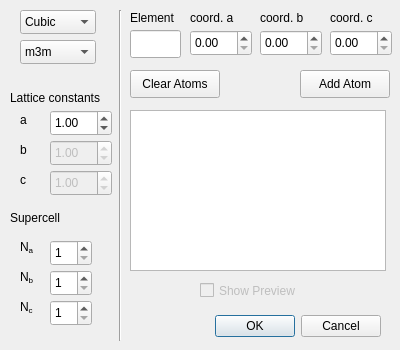
Qt form src/molara/Gui/crystalstructure_dialog.ui (Molara-Lab/Molara) before a commit.
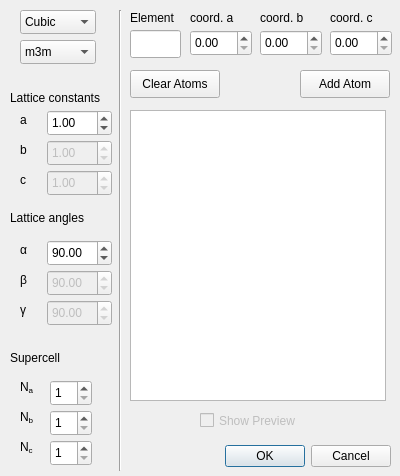
The same form after that commit.

Commit message: Add inputs for lattice angles to Gui

The edit to the form file:
```diff
--- a/src/molara/Gui/crystalstructure_dialog.ui
+++ b/src/molara/Gui/crystalstructure_dialog.ui
@@ -7,7 +7,7 @@
     <x>0</x>
     <y>0</y>
     <width>400</width>
-    <height>350</height>
+    <height>476</height>
    </rect>
   </property>
   <property name="windowTitle">
@@ -16,8 +16,8 @@
   <widget class="QDialogButtonBox" name="buttonBox">
    <property name="geometry">
     <rect>
-     <x>40</x>
-     <y>310</y>
+     <x>50</x>
+     <y>440</y>
      <width>341</width>
      <height>32</height>
     </rect>
@@ -49,7 +49,7 @@
    <property name="geometry">
     <rect>
      <x>200</x>
-     <y>280</y>
+     <y>410</y>
      <width>131</width>
      <height>21</height>
     </rect>
@@ -64,7 +64,7 @@
      <x>110</x>
      <y>10</y>
      <width>20</width>
-     <height>331</height>
+     <height>461</height>
     </rect>
    </property>
    <property name="orientation">
@@ -130,9 +130,9 @@
   <widget class="QDoubleSpinBox" name="inputLatConst_a">
    <property name="geometry">
     <rect>
-     <x>50</x>
+     <x>47</x>
      <y>110</y>
-     <width>62</width>
+     <width>65</width>
      <height>26</height>
     </rect>
    </property>
@@ -152,9 +152,9 @@
    </property>
    <property name="geometry">
     <rect>
-     <x>50</x>
+     <x>47</x>
      <y>140</y>
-     <width>62</width>
+     <width>65</width>
      <height>26</height>
     </rect>
    </property>
@@ -174,9 +174,9 @@
    </property>
    <property name="geometry">
     <rect>
-     <x>50</x>
+     <x>47</x>
      <y>170</y>
-     <width>62</width>
+     <width>65</width>
      <height>26</height>
     </rect>
    </property>
@@ -359,7 +359,7 @@
    <property name="geometry">
     <rect>
      <x>50</x>
-     <y>240</y>
+     <y>380</y>
      <width>42</width>
      <height>26</height>
     </rect>
@@ -372,7 +372,7 @@
    <property name="geometry">
     <rect>
      <x>50</x>
-     <y>270</y>
+     <y>410</y>
      <width>42</width>
      <height>26</height>
     </rect>
@@ -385,7 +385,7 @@
    <property name="geometry">
     <rect>
      <x>50</x>
-     <y>300</y>
+     <y>440</y>
      <width>42</width>
      <height>26</height>
     </rect>
@@ -398,7 +398,7 @@
    <property name="geometry">
     <rect>
      <x>10</x>
-     <y>210</y>
+     <y>350</y>
      <width>101</width>
      <height>16</height>
     </rect>
@@ -411,7 +411,7 @@
    <property name="geometry">
     <rect>
      <x>20</x>
-     <y>240</y>
+     <y>380</y>
      <width>16</width>
      <height>20</height>
     </rect>
@@ -424,7 +424,7 @@
    <property name="geometry">
     <rect>
      <x>20</x>
-     <y>270</y>
+     <y>410</y>
      <width>16</width>
      <height>20</height>
     </rect>
@@ -437,7 +437,7 @@
    <property name="geometry">
     <rect>
      <x>20</x>
-     <y>300</y>
+     <y>440</y>
      <width>16</width>
      <height>20</height>
     </rect>
@@ -452,7 +452,7 @@
      <x>130</x>
      <y>110</y>
      <width>256</width>
-     <height>161</height>
+     <height>291</height>
     </rect>
    </property>
    <attribute name="horizontalHeaderCascadingSectionResizes">
@@ -481,6 +481,130 @@
     <string>Clear Atoms</string>
    </property>
   </widget>
+  <widget class="QLabel" name="labelTitleLatAngles">
+   <property name="geometry">
+    <rect>
+     <x>10</x>
+     <y>210</y>
+     <width>101</width>
+     <height>16</height>
+    </rect>
+   </property>
+   <property name="text">
+    <string>Lattice angles</string>
+   </property>
+  </widget>
+  <widget class="QDoubleSpinBox" name="inputLatAngle_beta">
+   <property name="enabled">
+    <bool>false</bool>
+   </property>
+   <property name="geometry">
+    <rect>
+     <x>47</x>
+     <y>270</y>
+     <width>65</width>
+     <height>26</height>
+    </rect>
+   </property>
+   <property name="minimum">
+    <double>0.010000000000000</double>
+   </property>
+   <property name="maximum">
+    <double>179.990000000000009</double>
+   </property>
+   <property name="singleStep">
+    <double>0.010000000000000</double>
+   </property>
+   <property name="value">
+    <double>90.000000000000000</double>
+   </property>
+  </widget>
+  <widget class="QLabel" name="labelLatAngle_alpha">
+   <property name="geometry">
+    <rect>
+     <x>20</x>
+     <y>240</y>
+     <width>16</width>
+     <height>20</height>
+    </rect>
+   </property>
+   <property name="text">
+    <string>α</string>
+   </property>
+  </widget>
+  <widget class="QLabel" name="labelLatAngle_beta">
+   <property name="geometry">
+    <rect>
+     <x>20</x>
+     <y>270</y>
+     <width>16</width>
+     <height>20</height>
+    </rect>
+   </property>
+   <property name="text">
+    <string>β</string>
+   </property>
+  </widget>
+  <widget class="QDoubleSpinBox" name="inputLatAngle_alpha">
+   <property name="geometry">
+    <rect>
+     <x>47</x>
+     <y>240</y>
+     <width>65</width>
+     <height>26</height>
+    </rect>
+   </property>
+   <property name="minimum">
+    <double>0.010000000000000</double>
+   </property>
+   <property name="maximum">
+    <double>179.990000000000009</double>
+   </property>
+   <property name="singleStep">
+    <double>0.010000000000000</double>
+   </property>
+   <property name="value">
+    <double>90.000000000000000</double>
+   </property>
+  </widget>
+  <widget class="QDoubleSpinBox" name="inputLatAngle_gamma">
+   <property name="enabled">
+    <bool>false</bool>
+   </property>
+   <property name="geometry">
+    <rect>
+     <x>47</x>
+     <y>300</y>
+     <width>65</width>
+     <height>26</height>
+    </rect>
+   </property>
+   <property name="minimum">
+    <double>0.010000000000000</double>
+   </property>
+   <property name="maximum">
+    <double>179.990000000000009</double>
+   </property>
+   <property name="singleStep">
+    <double>0.010000000000000</double>
+   </property>
+   <property name="value">
+    <double>90.000000000000000</double>
+   </property>
+  </widget>
+  <widget class="QLabel" name="labelLatAngle_gamma">
+   <property name="geometry">
+    <rect>
+     <x>20</x>
+     <y>300</y>
+     <width>16</width>
+     <height>20</height>
+    </rect>
+   </property>
+   <property name="text">
+    <string>γ</string>
+   </property>
+  </widget>
  </widget>
  <resources/>
  <connections>
```
The commit also changes 2 other files.
